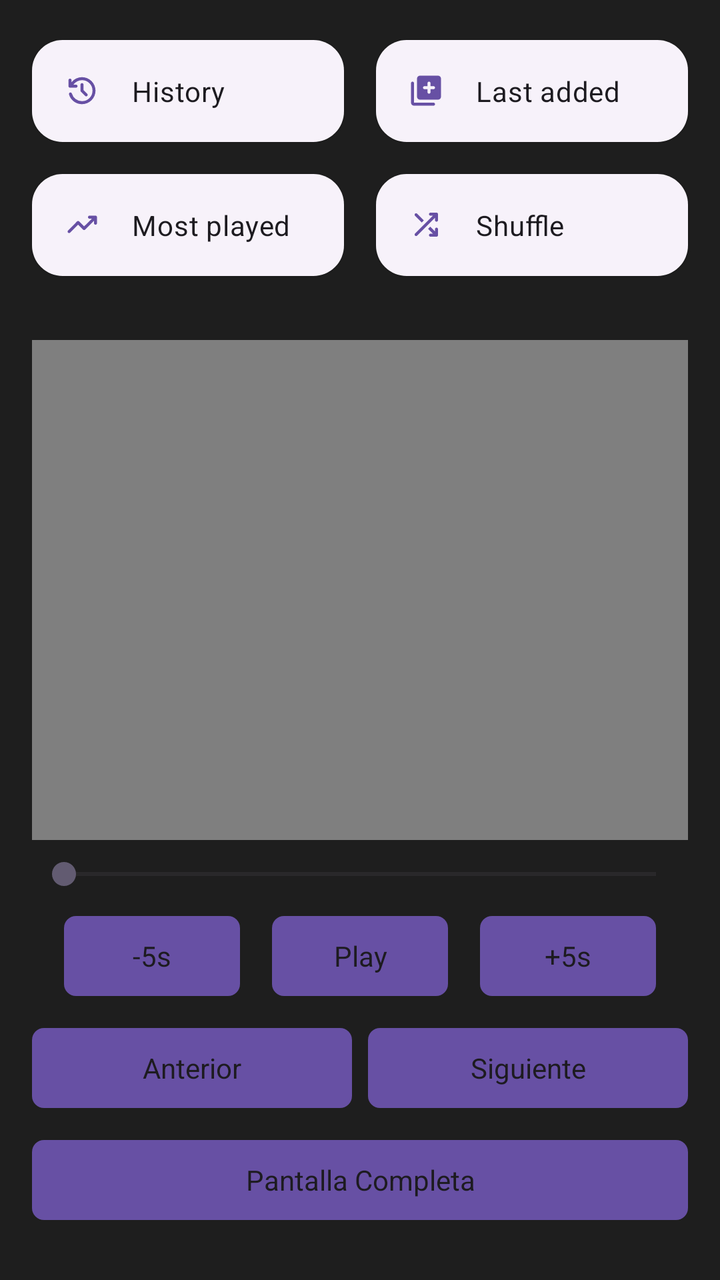
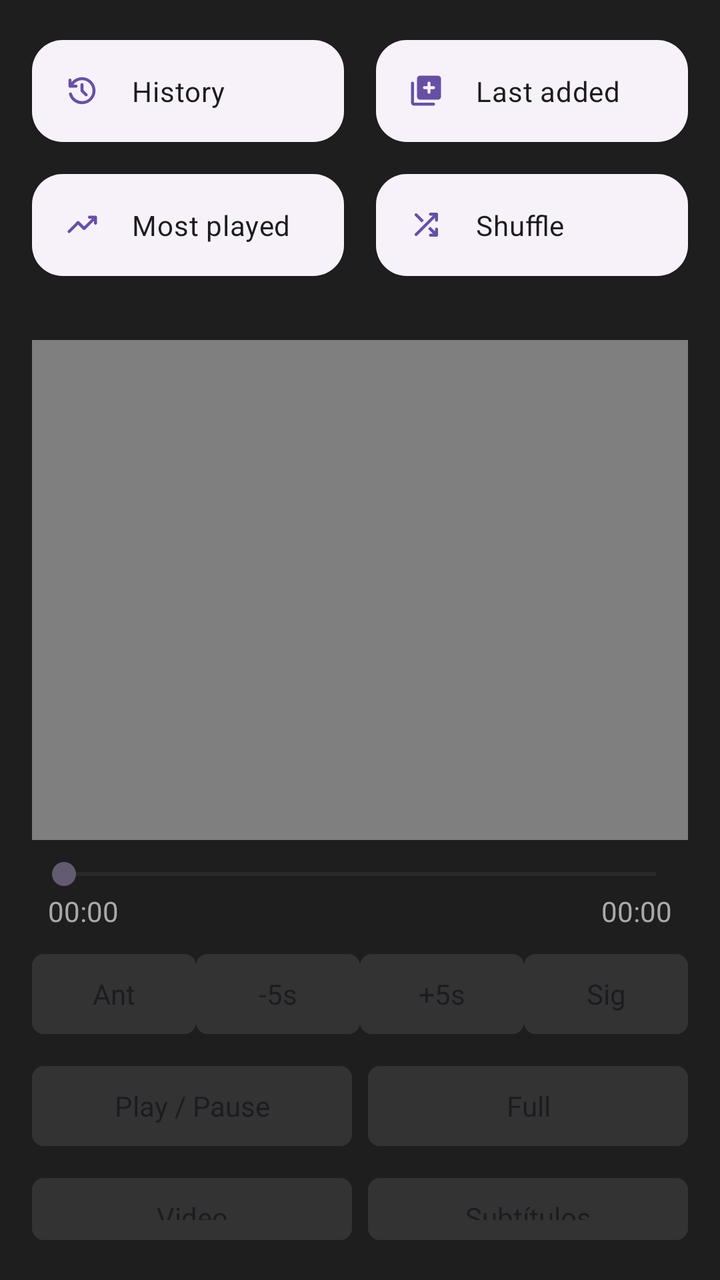

Screens rendered from an Android XML layout before and after an edit, with the pre-edit source and the edit as a unified diff.
<!-- AndroidManifest.xml: application theme Theme.RetroMusic.FollowSystem -->
<!-- res/layout/home_content.xml -->
<?xml version="1.0" encoding="utf-8"?>
<LinearLayout xmlns:android="http://schemas.android.com/apk/res/android"
    android:layout_width="match_parent"
    android:layout_height="match_parent"
    android:orientation="vertical"
    android:background="#1E1E1E"
    android:focusable="true"
    android:focusableInTouchMode="true">

    <include
        android:id="@+id/abs_playlists"
        layout="@layout/abs_playlists" />

    <LinearLayout
        android:layout_width="match_parent"
        android:layout_height="wrap_content"
        android:orientation="vertical"
        android:padding="16dp">

        <FrameLayout
            android:id="@+id/videoContainer"
            android:layout_width="match_parent"
            android:layout_height="250dp"
            android:background="#000000">

            <VideoView
                android:id="@+id/videoPlayer"
                android:layout_width="match_parent"
                android:layout_height="match_parent"
                android:layout_gravity="center" />

            <TextView
                android:id="@+id/tvSubtitleOverlay"
                android:layout_width="match_parent"
                android:layout_height="wrap_content"
                android:layout_gravity="bottom|center_horizontal"
                android:gravity="center"
                android:padding="16dp"
                android:textColor="#FFFFFF"
                android:textSize="18sp" />
        </FrameLayout>

        <SeekBar
            android:id="@+id/videoSeekBar"
            android:layout_width="match_parent"
            android:layout_height="wrap_content"
            android:layout_marginTop="8dp" />

        <LinearLayout
            android:layout_width="match_parent"
            android:layout_height="wrap_content"
            android:gravity="center"
            android:orientation="horizontal"
            android:layout_marginTop="8dp">

            <Button
                android:id="@+id/btnRewindTime"
                android:layout_width="wrap_content"
                android:layout_height="wrap_content"
                android:text="-5s" />

            <Button
                android:id="@+id/btnPlayPause"
                android:layout_width="wrap_content"
                android:layout_height="wrap_content"
                android:layout_marginHorizontal="16dp"
                android:text="Play" />

            <Button
                android:id="@+id/btnForwardTime"
                android:layout_width="wrap_content"
                android:layout_height="wrap_content"
                android:text="+5s" />
        </LinearLayout>

        <LinearLayout
            android:layout_width="match_parent"
            android:layout_height="wrap_content"
            android:orientation="horizontal"
            android:layout_marginTop="8dp">

            <Button
                android:id="@+id/btnPrevVideo"
                android:layout_width="0dp"
                android:layout_height="wrap_content"
                android:layout_weight="1"
                android:text="Anterior" />

            <Button
                android:id="@+id/btnNextVideo"
                android:layout_width="0dp"
                android:layout_height="wrap_content"
                android:layout_weight="1"
                android:layout_marginStart="8dp"
                android:text="Siguiente" />
        </LinearLayout>

        <Button
            android:id="@+id/btnFullscreen"
            android:layout_width="match_parent"
            android:layout_height="wrap_content"
            android:layout_marginTop="8dp"
            android:text="Pantalla Completa" />

        <LinearLayout
            android:layout_width="match_parent"
            android:layout_height="wrap_content"
            android:orientation="horizontal"
            android:layout_marginTop="12dp">

            <Button
                android:id="@+id/btnOpenFile"
                android:layout_width="0dp"
                android:layout_height="wrap_content"
                android:layout_weight="1"
                android:text="Video" />

            <Button
                android:id="@+id/btnLoadSubtitles"
                android:layout_width="0dp"
                android:layout_height="wrap_content"
                android:layout_weight="1"
                android:layout_marginStart="8dp"
                android:text="Subtítulos" />
        </LinearLayout>

    </LinearLayout>
</LinearLayout>
<!-- res/layout/abs_playlists.xml (included above) -->
<?xml version="1.0" encoding="utf-8"?>
<androidx.constraintlayout.widget.ConstraintLayout xmlns:android="http://schemas.android.com/apk/res/android"
    xmlns:app="http://schemas.android.com/apk/res-auto"
    android:layout_width="match_parent"
    android:layout_height="wrap_content"
    android:orientation="vertical"
    android:paddingBottom="12dp">

    <com.google.android.material.button.MaterialButton
        android:id="@+id/history"
        style="@style/HomeActionButton"
        android:layout_width="0dp"
        android:layout_height="wrap_content"
        android:layout_marginStart="16dp"
        android:layout_marginTop="16dp"
        android:layout_marginEnd="16dp"
        android:text="@string/history"
        app:icon="@drawable/ic_history"
        app:layout_constraintEnd_toStartOf="@+id/lastAdded"
        app:layout_constraintHorizontal_bias="0.5"
        app:layout_constraintStart_toStartOf="parent"
        app:layout_constraintTop_toTopOf="parent" />

    <com.google.android.material.button.MaterialButton
        android:id="@+id/lastAdded"
        style="@style/HomeActionButton"
        android:layout_width="0dp"
        android:layout_height="wrap_content"
        android:layout_marginEnd="16dp"
        android:text="@string/last_added"
        app:icon="@drawable/ic_library_add"
        app:layout_constraintEnd_toEndOf="parent"
        app:layout_constraintHorizontal_bias="0.5"
        app:layout_constraintStart_toEndOf="@+id/history"
        app:layout_constraintTop_toTopOf="@+id/history" />

    <com.google.android.material.button.MaterialButton
        android:id="@+id/topPlayed"
        style="@style/HomeActionButton"
        android:layout_width="0dp"
        android:layout_height="wrap_content"
        android:layout_marginTop="8dp"
        android:layout_marginEnd="16dp"
        android:text="@string/my_top_tracks"
        app:icon="@drawable/ic_trending_up"
        app:layout_constraintEnd_toStartOf="@+id/actionShuffle"
        app:layout_constraintHorizontal_bias="0.5"
        app:layout_constraintStart_toStartOf="@+id/history"
        app:layout_constraintTop_toBottomOf="@+id/history" />

    <com.google.android.material.button.MaterialButton
        android:id="@+id/actionShuffle"
        style="@style/HomeActionButton"
        android:layout_width="0dp"
        android:layout_height="wrap_content"
        android:layout_marginTop="8dp"
        android:text="@string/shuffle"
        app:icon="@drawable/ic_shuffle"
        app:layout_constraintEnd_toEndOf="@+id/lastAdded"
        app:layout_constraintHorizontal_bias="0.5"
        app:layout_constraintStart_toEndOf="@+id/topPlayed"
        app:layout_constraintTop_toBottomOf="@+id/lastAdded" />

</androidx.constraintlayout.widget.ConstraintLayout>
<!-- resources referenced by this layout -->
<resources>
  <string name="history">History</string>
  <string name="last_added">Last added</string>
  <string name="my_top_tracks">Most played</string>
  <string name="shuffle">Shuffle</string>
  <style name="HomeActionButton" parent="Widget.Material3.Button.ElevatedButton.Icon">
          <item name="android:paddingTop">16dp</item>
          <item name="android:paddingBottom">16dp</item>
          <item name="android:textColor">?attr/colorOnSurface</item>
          <item name="shapeAppearanceOverlay">
              @style/ShapeAppearanceOverlay.Material3.FloatingActionButton
          </item>
          <item name="iconPadding">16dp</item>
          <item name="iconGravity">start</item>
          <item name="android:gravity">start|center_vertical</item>
          <item name="android:textAppearance">@style/TextViewBody2</item>
      </style>
  <style name="Theme.RetroMusic.FollowSystem" parent="Theme.RetroMusic.Base.Adaptive">
          <item name="android:windowBackground">?colorSurface</item>
      </style>
  <style name="TextViewBody2" parent="TextAppearance.MaterialComponents.Body2" />
  <!-- drawable round_selector (drawable) -->
  <ripple xmlns:android="http://schemas.android.com/apk/res/android"
      android:color="?android:attr/colorControlHighlight">
  
      <item
          android:id="@android:id/mask"
          android:drawable="@drawable/round_selector_mask" />
  
  </ripple>
  <style name="Widget.ActionButton.Overflow" parent="Widget.AppCompat.ActionButton.Overflow">
          <item name="android:contentDescription">@string/abc_action_menu_overflow_description</item>
      </style>
  <style name="MaterialAlertDialogTheme" parent="ThemeOverlay.Material3.MaterialAlertDialog" />
  <style name="MaterialButtonTheme" parent="Widget.Material3.Button">
          <item name="cornerRadius">6dp</item>
          <item name="iconGravity">textStart</item>
          <item name="iconTint">?attr/colorControlNormal</item>
          <item name="android:textColor">?android:attr/textColorPrimary</item>
          <item name="android:textAppearance">@style/TextViewNormal</item>
          <item name="android:textAllCaps">false</item>
          <item name="android:paddingTop">@dimen/button_padding_vertical</item>
          <item name="android:paddingBottom">@dimen/button_padding_vertical</item>
      </style>
  <style name="MaterialPopupMenuStyle" parent="Widget.Material3.PopupMenu">
          <item name="android:popupBackground">@drawable/popup_background</item>
      </style>
  <color name="elevationOverlay">@color/elevationOverlayLight</color>
  <!-- drawable popup_background (drawable) -->
  <?xml version="1.0" encoding="utf-8"?>
  <layer-list xmlns:android="http://schemas.android.com/apk/res/android">
      <item>
          <shape>
              <solid android:color="?attr/colorSurface" />
              <corners android:radius="20dp" />
          </shape>
      </item>
      <item>
          <shape>
              <solid android:color="@color/m3_popupmenu_overlay_color"/>
              <corners android:radius="20dp" />
              <padding
                  android:bottom="10dp"
                  android:top="10dp" />
          </shape>
      </item>
  </layer-list>
  <!-- drawable round_selector_mask (drawable) -->
  <?xml version="1.0" encoding="utf-8"?>
  <shape xmlns:android="http://schemas.android.com/apk/res/android"
      android:shape="oval">
      <solid android:color="@android:color/white" />
  </shape>
  <dimen name="m3_card_corner_radius">16dp</dimen>
  <color name="md_green_500">#4CAF50</color>
  <style name="TextViewNormal" parent="">
          <item name="android:textSize">14sp</item>
      </style>
  <dimen name="button_padding_vertical">10dp</dimen>
  <color name="elevationOverlayLight">@color/md_grey_500</color>
  <color name="md_grey_500">#9E9E9E</color>
  <!-- unchanged entries left out for length: 6 -->
</resources>

<!-- the commit's change to res/layout/home_content.xml (unified diff, before → after) -->
@@ -49,28 +49,23 @@
         <LinearLayout
             android:layout_width="match_parent"
             android:layout_height="wrap_content"
-            android:gravity="center"
             android:orientation="horizontal"
+            android:paddingHorizontal="8dp">
+            <TextView android:id="@+id/tvCurrentTime" android:layout_width="wrap_content" android:layout_height="wrap_content" android:text="00:00" android:textColor="#AAAAAA" />
+            <Space android:layout_width="0dp" android:layout_height="wrap_content" android:layout_weight="1" />
+            <TextView android:id="@+id/tvTotalTime" android:layout_width="wrap_content" android:layout_height="wrap_content" android:text="00:00" android:textColor="#AAAAAA" />
+        </LinearLayout>
+
+        <LinearLayout
+            android:layout_width="match_parent"
+            android:layout_height="wrap_content"
+            android:orientation="horizontal"
+            android:weightSum="4"
             android:layout_marginTop="8dp">
-
-            <Button
-                android:id="@+id/btnRewindTime"
-                android:layout_width="wrap_content"
-                android:layout_height="wrap_content"
-                android:text="-5s" />
-
-            <Button
-                android:id="@+id/btnPlayPause"
-                android:layout_width="wrap_content"
-                android:layout_height="wrap_content"
-                android:layout_marginHorizontal="16dp"
-                android:text="Play" />
-
-            <Button
-                android:id="@+id/btnForwardTime"
-                android:layout_width="wrap_content"
-                android:layout_height="wrap_content"
-                android:text="+5s" />
+            <Button android:id="@+id/btnPrevVideo" android:layout_width="0dp" android:layout_height="wrap_content" android:layout_weight="1" android:backgroundTint="#333333" android:text="Ant" />
+            <Button android:id="@+id/btnRewindTime" android:layout_width="0dp" android:layout_height="wrap_content" android:layout_weight="1" android:backgroundTint="#333333" android:text="-5s" />
+            <Button android:id="@+id/btnForwardTime" android:layout_width="0dp" android:layout_height="wrap_content" android:layout_weight="1" android:backgroundTint="#333333" android:text="+5s" />
+            <Button android:id="@+id/btnNextVideo" android:layout_width="0dp" android:layout_height="wrap_content" android:layout_weight="1" android:backgroundTint="#333333" android:text="Sig" />
         </LinearLayout>
 
         <LinearLayout
@@ -78,50 +73,17 @@
             android:layout_height="wrap_content"
             android:orientation="horizontal"
             android:layout_marginTop="8dp">
-
-            <Button
-                android:id="@+id/btnPrevVideo"
-                android:layout_width="0dp"
-                android:layout_height="wrap_content"
-                android:layout_weight="1"
-                android:text="Anterior" />
-
-            <Button
-                android:id="@+id/btnNextVideo"
-                android:layout_width="0dp"
-                android:layout_height="wrap_content"
-                android:layout_weight="1"
-                android:layout_marginStart="8dp"
-                android:text="Siguiente" />
+            <Button android:id="@+id/btnPlayPause" android:layout_width="0dp" android:layout_height="wrap_content" android:layout_weight="1" android:backgroundTint="#333333" android:text="Play / Pause" />
+            <Button android:id="@+id/btnFullscreen" android:layout_width="0dp" android:layout_height="wrap_content" android:layout_weight="1" android:layout_marginStart="8dp" android:backgroundTint="#333333" android:text="Full" />
         </LinearLayout>
-
-        <Button
-            android:id="@+id/btnFullscreen"
-            android:layout_width="match_parent"
-            android:layout_height="wrap_content"
-            android:layout_marginTop="8dp"
-            android:text="Pantalla Completa" />
 
         <LinearLayout
             android:layout_width="match_parent"
             android:layout_height="wrap_content"
             android:orientation="horizontal"
-            android:layout_marginTop="12dp">
-
-            <Button
-                android:id="@+id/btnOpenFile"
-                android:layout_width="0dp"
-                android:layout_height="wrap_content"
-                android:layout_weight="1"
-                android:text="Video" />
-
-            <Button
-                android:id="@+id/btnLoadSubtitles"
-                android:layout_width="0dp"
-                android:layout_height="wrap_content"
-                android:layout_weight="1"
-                android:layout_marginStart="8dp"
-                android:text="Subtítulos" />
+            android:layout_marginTop="8dp">
+            <Button android:id="@+id/btnOpenFile" android:layout_width="0dp" android:layout_height="wrap_content" android:layout_weight="1" android:backgroundTint="#333333" android:text="Video" />
+            <Button android:id="@+id/btnLoadSubtitles" android:layout_width="0dp" android:layout_height="wrap_content" android:layout_weight="1" android:layout_marginStart="8dp" android:backgroundTint="#333333" android:text="Subtítulos" />
         </LinearLayout>
 
     </LinearLayout>
